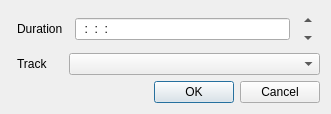
Before: the Qt Designer form src/widgets/spacerdialog_ui.ui in KDE/kdenlive, drawn with Qt 5.
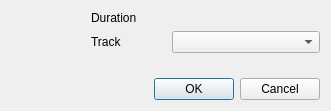
After: the same form once the commit is applied. Custom widgets are drawn as their Qt base class.

Commit message: Insert Space Dialog:  - Use TimecodeDisplay  - Show track names in track selection drop down TimecodeDisplay:  - Disable up and down buttons if not usable (at min or max)  - Cleanup

The edit to the form file:
```diff
--- a/src/widgets/spacerdialog_ui.ui
+++ b/src/widgets/spacerdialog_ui.ui
@@ -14,74 +14,6 @@
    <string>Add space</string>
   </property>
   <layout class="QGridLayout" name="gridLayout">
-   <item row="0" column="3">
-    <layout class="QHBoxLayout" name="horizontalLayout">
-     <item>
-      <widget class="KRestrictedLine" name="space_duration">
-       <property name="inputMask">
-        <string>99:99:99:99; </string>
-       </property>
-      </widget>
-     </item>
-     <item>
-      <layout class="QVBoxLayout" name="verticalLayout">
-       <property name="spacing">
-        <number>0</number>
-       </property>
-       <item>
-        <widget class="QToolButton" name="position_up">
-         <property name="sizePolicy">
-          <sizepolicy hsizetype="Fixed" vsizetype="Maximum">
-           <horstretch>0</horstretch>
-           <verstretch>0</verstretch>
-          </sizepolicy>
-         </property>
-         <property name="maximumSize">
-          <size>
-           <width>16777215</width>
-           <height>18</height>
-          </size>
-         </property>
-         <property name="text">
-          <string>...</string>
-         </property>
-         <property name="autoRaise">
-          <bool>true</bool>
-         </property>
-         <property name="arrowType">
-          <enum>Qt::UpArrow</enum>
-         </property>
-        </widget>
-       </item>
-       <item>
-        <widget class="QToolButton" name="position_down">
-         <property name="sizePolicy">
-          <sizepolicy hsizetype="Fixed" vsizetype="Maximum">
-           <horstretch>0</horstretch>
-           <verstretch>0</verstretch>
-          </sizepolicy>
-         </property>
-         <property name="maximumSize">
-          <size>
-           <width>16777215</width>
-           <height>18</height>
-          </size>
-         </property>
-         <property name="text">
-          <string>...</string>
-         </property>
-         <property name="autoRaise">
-          <bool>true</bool>
-         </property>
-         <property name="arrowType">
-          <enum>Qt::DownArrow</enum>
-         </property>
-        </widget>
-       </item>
-      </layout>
-     </item>
-    </layout>
-   </item>
    <item row="3" column="0" colspan="4">
     <widget class="QDialogButtonBox" name="buttonBox">
      <property name="orientation">
@@ -122,24 +54,17 @@
    <item row="1" column="2" colspan="2">
     <widget class="KComboBox" name="track_number"/>
    </item>
+   <item row="0" column="2" colspan="2">
+    <layout class="QHBoxLayout" name="inputLayout"/>
+   </item>
   </layout>
  </widget>
  <customwidgets>
-  <customwidget>
-   <class>KLineEdit</class>
-   <extends>QLineEdit</extends>
-   <header>klineedit.h</header>
-  </customwidget>
   <customwidget>
    <class>KComboBox</class>
    <extends>QComboBox</extends>
    <header>kcombobox.h</header>
   </customwidget>
-  <customwidget>
-   <class>KRestrictedLine</class>
-   <extends>KLineEdit</extends>
-   <header>krestrictedline.h</header>
-  </customwidget>
  </customwidgets>
  <resources/>
  <connections>
```
The commit also changes 9 other files.
